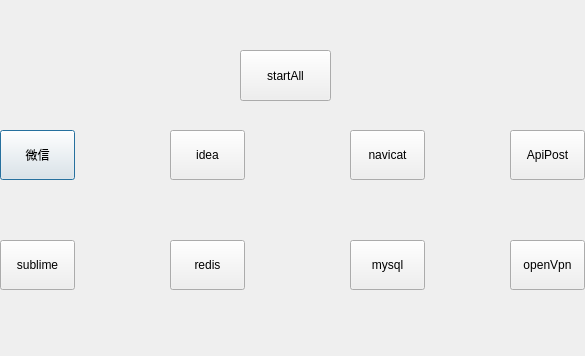
Old version of the form easy_start_app/ui/window.ui in the repository hy1997/PyProjects.
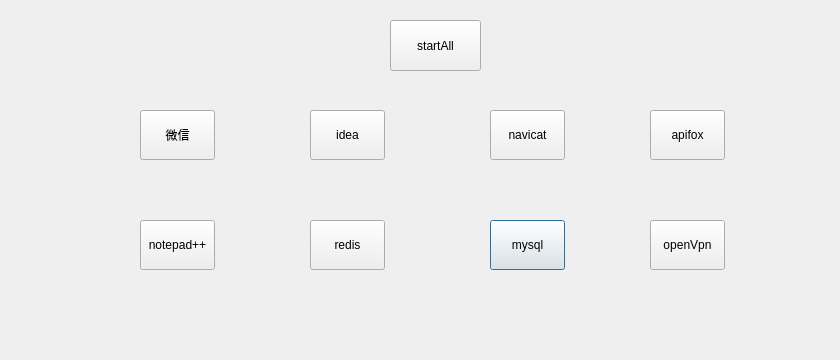
New version of the form.

```diff
--- a/easy_start_app/ui/window.ui
+++ b/easy_start_app/ui/window.ui
@@ -6,8 +6,8 @@
    <rect>
     <x>0</x>
     <y>0</y>
-    <width>585</width>
-    <height>356</height>
+    <width>840</width>
+    <height>360</height>
    </rect>
   </property>
   <property name="windowTitle">
@@ -19,8 +19,8 @@
    </property>
    <property name="geometry">
     <rect>
-     <x>0</x>
-     <y>130</y>
+     <x>140</x>
+     <y>110</y>
      <width>75</width>
      <height>50</height>
     </rect>
@@ -34,9 +34,12 @@
    <property name="text">
     <string>微信</string>
    </property>
-   <property name="default">
+   <property name="autoExclusive">
     <bool>false</bool>
    </property>
+   <property name="default">
+    <bool>true</bool>
+   </property>
    <property name="flat">
     <bool>false</bool>
    </property>
@@ -47,8 +50,8 @@
    </property>
    <property name="geometry">
     <rect>
-     <x>170</x>
-     <y>130</y>
+     <x>310</x>
+     <y>110</y>
      <width>75</width>
      <height>50</height>
     </rect>
@@ -62,6 +65,9 @@
    <property name="text">
     <string>idea</string>
    </property>
+   <property name="default">
+    <bool>true</bool>
+   </property>
   </widget>
   <widget class="QPushButton" name="NavicatBtn">
    <property name="enabled">
@@ -69,8 +75,8 @@
    </property>
    <property name="geometry">
     <rect>
-     <x>350</x>
-     <y>130</y>
+     <x>490</x>
+     <y>110</y>
      <width>75</width>
      <height>50</height>
     </rect>
@@ -84,6 +90,9 @@
    <property name="text">
     <string>navicat</string>
    </property>
+   <property name="default">
+    <bool>true</bool>
+   </property>
   </widget>
   <widget class="QPushButton" name="openVpnBtn">
    <property name="enabled">
@@ -91,8 +100,8 @@
    </property>
    <property name="geometry">
     <rect>
-     <x>510</x>
-     <y>240</y>
+     <x>650</x>
+     <y>220</y>
      <width>75</width>
      <height>50</height>
     </rect>
@@ -106,6 +115,9 @@
    <property name="text">
     <string>openVpn</string>
    </property>
+   <property name="default">
+    <bool>true</bool>
+   </property>
   </widget>
   <widget class="QPushButton" name="sublimeBtn">
    <property name="enabled">
@@ -113,8 +125,8 @@
    </property>
    <property name="geometry">
     <rect>
-     <x>0</x>
-     <y>240</y>
+     <x>140</x>
+     <y>220</y>
      <width>75</width>
      <height>50</height>
     </rect>
@@ -126,14 +138,17 @@
     </size>
    </property>
    <property name="text">
-    <string>sublime</string>
+    <string>notepad++</string>
+   </property>
+   <property name="default">
+    <bool>true</bool>
    </property>
   </widget>
   <widget class="QPushButton" name="startAllbut">
    <property name="geometry">
     <rect>
-     <x>240</x>
-     <y>50</y>
+     <x>390</x>
+     <y>20</y>
      <width>91</width>
      <height>51</height>
     </rect>
@@ -148,8 +163,8 @@
    </property>
    <property name="geometry">
     <rect>
-     <x>510</x>
-     <y>130</y>
+     <x>650</x>
+     <y>110</y>
      <width>75</width>
      <height>50</height>
     </rect>
@@ -161,7 +176,10 @@
     </size>
    </property>
    <property name="text">
-    <string>ApiPost</string>
+    <string>apifox</string>
+   </property>
+   <property name="default">
+    <bool>true</bool>
    </property>
   </widget>
   <widget class="QPushButton" name="redisBtn">
@@ -170,8 +188,8 @@
    </property>
    <property name="geometry">
     <rect>
-     <x>170</x>
-     <y>240</y>
+     <x>310</x>
+     <y>220</y>
      <width>75</width>
      <height>50</height>
     </rect>
@@ -185,6 +203,9 @@
    <property name="text">
     <string>redis</string>
    </property>
+   <property name="default">
+    <bool>true</bool>
+   </property>
   </widget>
   <widget class="QPushButton" name="mysqlBtn">
    <property name="enabled">
@@ -192,8 +213,8 @@
    </property>
    <property name="geometry">
     <rect>
-     <x>350</x>
-     <y>240</y>
+     <x>490</x>
+     <y>220</y>
      <width>75</width>
      <height>50</height>
     </rect>
@@ -207,6 +228,9 @@
    <property name="text">
     <string>mysql</string>
    </property>
+   <property name="default">
+    <bool>true</bool>
+   </property>
   </widget>
  </widget>
  <resources/>
```
Left out of the diff: 35 changed lines with no effect on the pictures.
